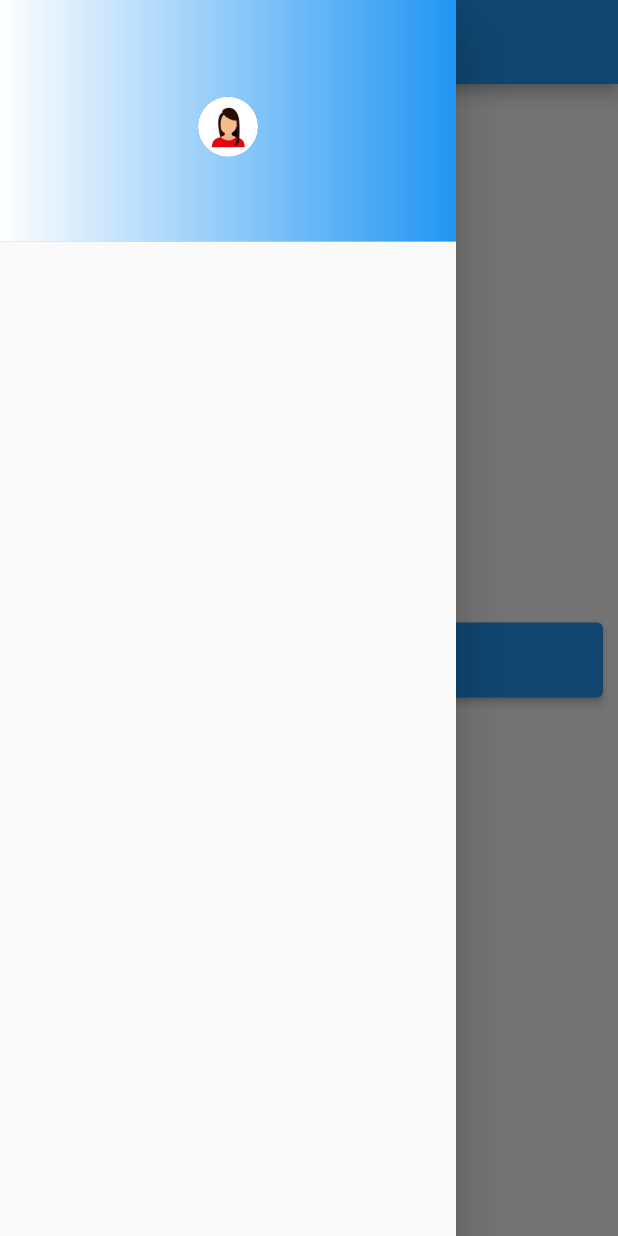
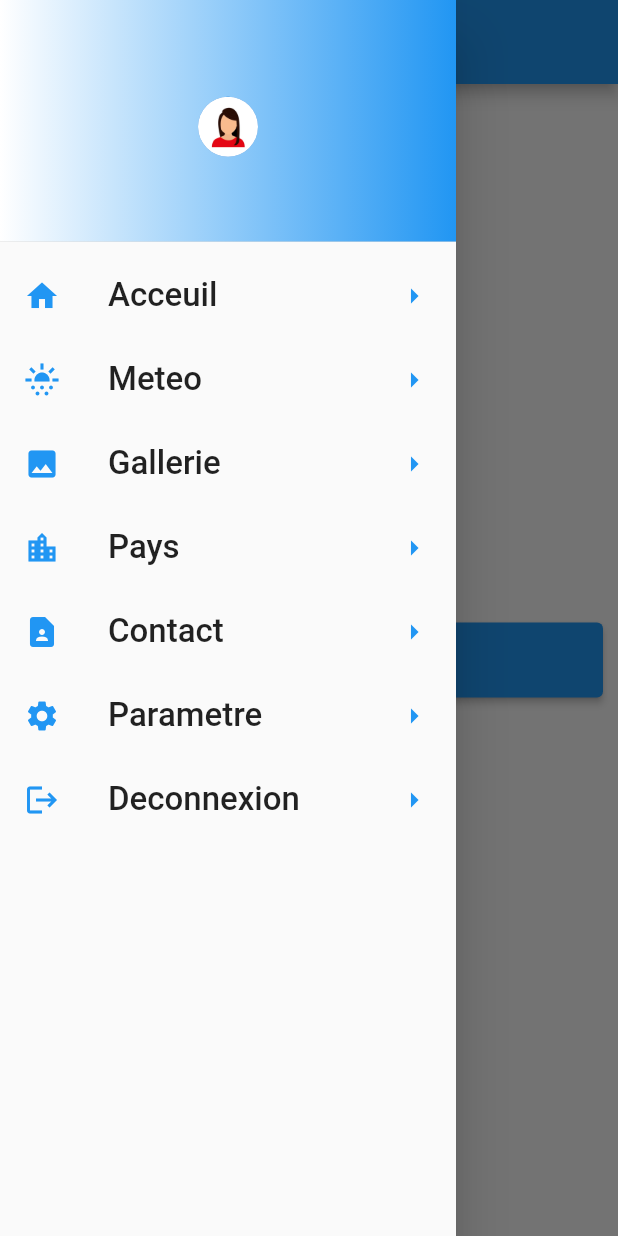
Before and after one commit to rouamansour/Voyage_app, a Flutter app: the HomePage screen opened by its route, with the side drawer open, on a phone screen of 412 x 824 dp. Run offline on Flutter 3.47's test engine with Material 2 defaults, Android fonts, the phone set to English and light mode, and no system bars; our stand-ins replace shared_preferences; accounts and stored records are empty.

Commit message:
add list menu

```diff
--- a/voyage/lib/pages/home.page.dart
+++ b/voyage/lib/pages/home.page.dart
@@ -29,6 +29,8 @@ class HomePage extends StatelessWidget {
     Navigator.pushNamed(context, '/authentification');
   }
 }
+
+
 class MyDrawer extends StatelessWidget{
   const MyDrawer({Key? key}): super(key:key);
   @override
@@ -43,7 +45,49 @@ class MyDrawer extends StatelessWidget{
                     child: CircleAvatar(
                       backgroundImage: AssetImage("images/profile.jpg"),
                     ),
-                  ))
+                  )),
+          ListTile(
+            title: Text('Acceuil',style: TextStyle(fontSize: 22)),
+            leading: Icon(Icons.home,color:Colors.blue),
+            trailing: Icon(Icons.arrow_right,color:Colors.blue),
+            onTap: (){},
+          ),
+           ListTile(
+            title: Text('Meteo',style: TextStyle(fontSize: 22)),
+            leading: Icon(Icons.sunny_snowing,color:Colors.blue),
+            trailing: Icon(Icons.arrow_right,color:Colors.blue),
+            onTap: (){},
+          ),
+           ListTile(
+            title: Text('Gallerie',style: TextStyle(fontSize: 22)),
+            leading: Icon(Icons.photo,color:Colors.blue),
+            trailing: Icon(Icons.arrow_right,color:Colors.blue),
+            onTap: (){},
+          ),
+           ListTile(
+            title: Text('Pays',style: TextStyle(fontSize: 22)),
+            leading: Icon(Icons.location_city,color:Colors.blue),
+            trailing: Icon(Icons.arrow_right,color:Colors.blue),
+            onTap: (){},
+          ),
+           ListTile(
+            title: Text('Contact',style: TextStyle(fontSize: 22)),
+            leading: Icon(Icons.contact_page,color:Colors.blue),
+            trailing: Icon(Icons.arrow_right,color:Colors.blue),
+            onTap: (){},
+          ),
+           ListTile(
+            title: Text('Parametre',style: TextStyle(fontSize: 22)),
+            leading: Icon(Icons.settings,color:Colors.blue),
+            trailing: Icon(Icons.arrow_right,color:Colors.blue),
+            onTap: (){},
+          ),
+           ListTile(
+            title: Text('Deconnexion',style: TextStyle(fontSize: 22)),
+            leading: Icon(Icons.logout,color:Colors.blue),
+            trailing: Icon(Icons.arrow_right,color:Colors.blue),
+            onTap: (){},
+          ),
         ],
       ));
   }
```
